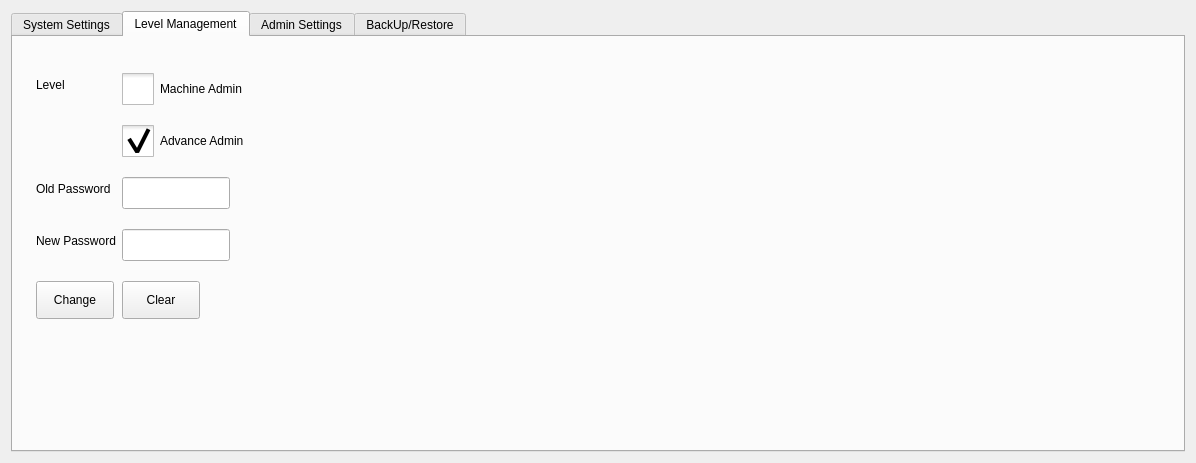
Old version of the form hcsettings/ichcsystemsettingsframe.ui in the repository dongdong-2009/3-5AxisRobot.
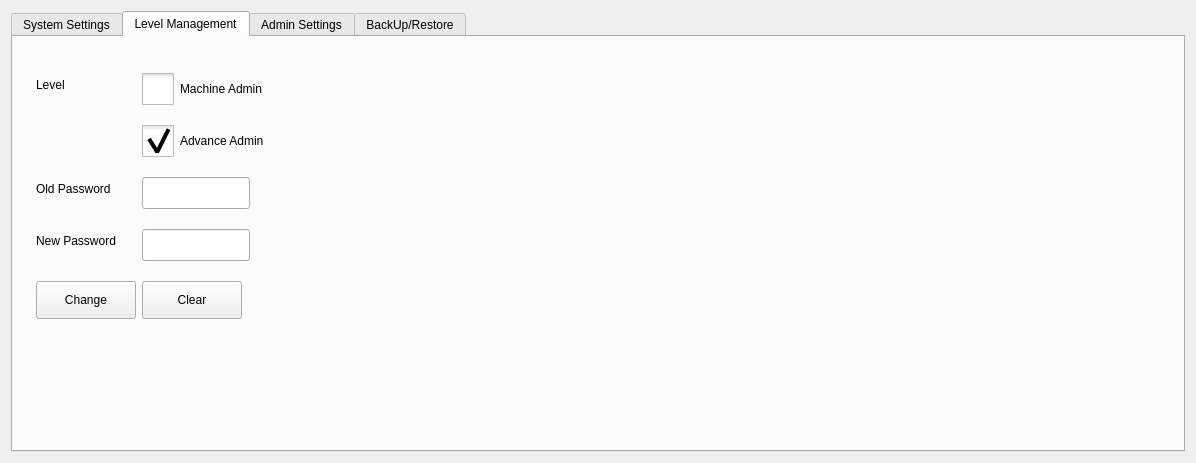
New version of the form. The open tabs and pages were chosen to show the change. Icons and pictures are not drawn. Custom widgets are drawn as their Qt base class.

Patch:
```diff
--- a/hcsettings/ichcsystemsettingsframe.ui
+++ b/hcsettings/ichcsystemsettingsframe.ui
@@ -708,13 +708,13 @@
          </property>
          <property name="minimumSize">
           <size>
-           <width>78</width>
+           <width>100</width>
            <height>38</height>
           </size>
          </property>
          <property name="maximumSize">
           <size>
-           <width>70</width>
+           <width>100</width>
            <height>50</height>
           </size>
          </property>
@@ -733,13 +733,13 @@
          </property>
          <property name="minimumSize">
           <size>
-           <width>78</width>
+           <width>100</width>
            <height>38</height>
           </size>
          </property>
          <property name="maximumSize">
           <size>
-           <width>70</width>
+           <width>100</width>
            <height>50</height>
           </size>
          </property>
```
